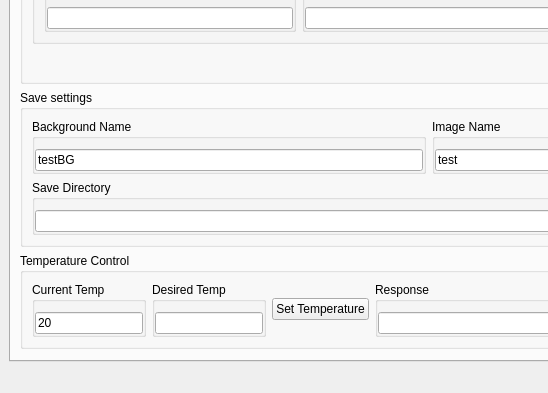
The window that UIs/mainWindow.ui (SherwinGroup/EMCCD-psychic) describes before a commit, drawn with Qt 5; both pictures show x 0 to 548 and y 449 to 842 of the 857 by 842 pixel window.
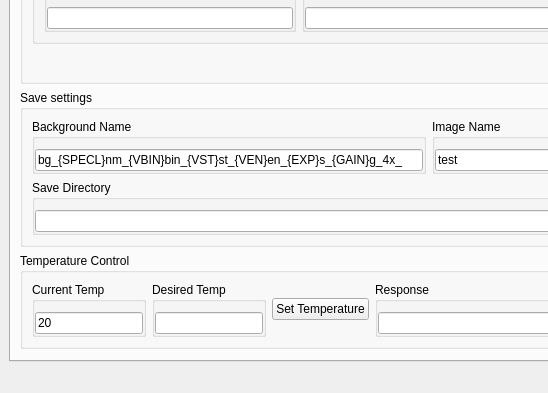
The same window after the commit. Icons and pictures are not drawn. Custom widgets are drawn as their Qt base class.

What changed in the file:
```diff
--- a/UIs/mainWindow.ui
+++ b/UIs/mainWindow.ui
@@ -681,7 +681,7 @@
                    </sizepolicy>
                   </property>
                   <property name="text">
-                   <string>testBG</string>
+                   <string>bg_{SPECL}nm_{VBIN}bin_{VST}st_{VEN}en_{EXP}s_{GAIN}g_4x_</string>
                   </property>
                  </widget>
                 </item>
```
